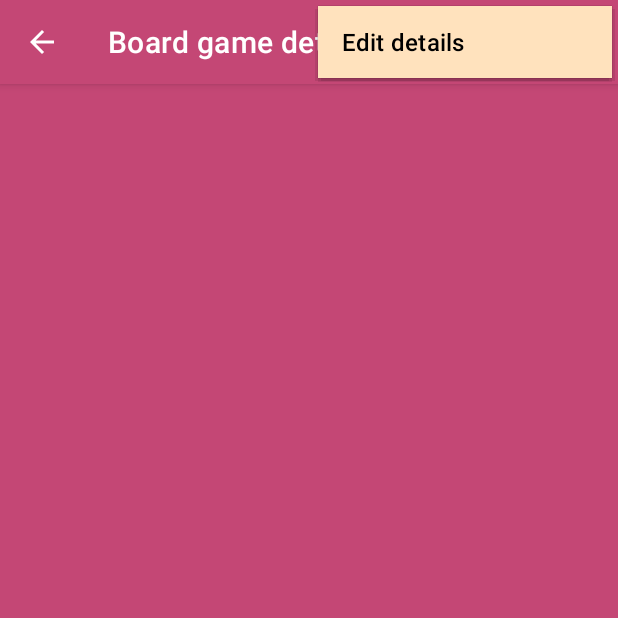
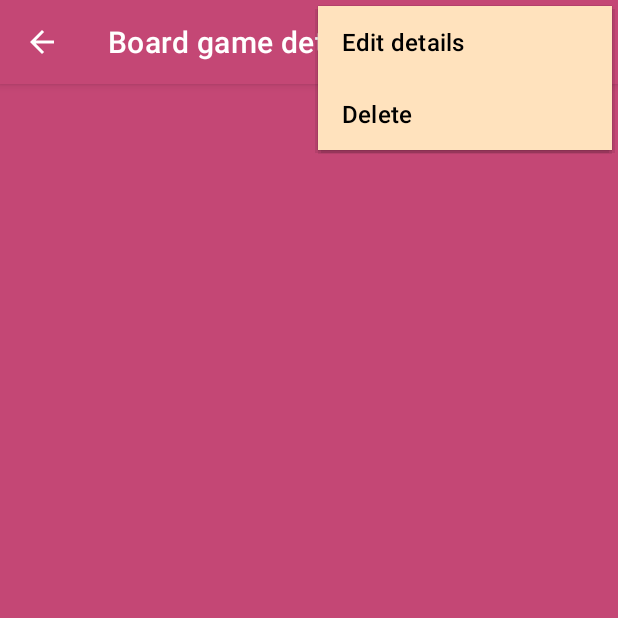
Before and after one commit to adam-handke/BoardGameCollector, an Android app: the DetailsActivity screen opened directly, with no data from a screen before it, with the options menu open, on a phone screen of 412 x 824 dp, the top half of it. Run offline under Robolectric (Android 15) with nearby library versions, the light colour scheme and no system bars.

Commit message:
add: delete board game option; foreign keys: on cascade delete

```diff
--- a/app/src/main/java/com/ubiquitous/boardgamecollector/DetailsActivity.kt
+++ b/app/src/main/java/com/ubiquitous/boardgamecollector/DetailsActivity.kt
@@ -122,6 +122,12 @@ class DetailsActivity : AppCompatActivity() {
                 startActivity(intent)
                 true
             }
+            R.id.delete -> {
+                val databaseHandler = DatabaseHandler.getInstance(this)
+                databaseHandler.deleteBoardGameByID(id)
+                onBackPressed()
+                true
+            }
             else -> super.onOptionsItemSelected(item)
         }
     }
@@ -134,6 +140,22 @@ class DetailsActivity : AppCompatActivity() {
         startActivity(intent)
     }
 
-    //TODO: on click actions specific for every row
-    //TODO: on return from EditActivity show a toast on the outcome
+    /*TODO: on click actions specific for every row:
+        name - copy to clipboard
+        original name - copy to clipboard
+        year - copy to clipboard
+        designers - copy to clipboard (or go to designers activity???)
+        artists - copy to clipboard (or go to artists activity???)
+        description - copy to clipboard
+        dates - copy to clipboard
+        prices - copy to clipboard
+        barcode - copy to clipboard
+        BGGID - open URL with that ID through a web browser
+        MPN - copy to clipboard
+        rank - rank history activity
+        baseExpansion status - copy to clipboard
+        comment - copy to clipboard
+        location - locations activity
+        location comment - copy to clipboard
+     */
 }
--- a/app/src/main/java/com/ubiquitous/boardgamecollector/MainActivity.kt
+++ b/app/src/main/java/com/ubiquitous/boardgamecollector/MainActivity.kt
@@ -107,7 +107,7 @@ class MainActivity : AppCompatActivity() {
         displayBoardGames()
 
         //TODO: blank table row for the case when there are no boardgames in the DB (click = add first)
-        //TODO: options menu: add from BGG, add without BGG, delete, BGG screen, locations screen
+        //TODO: options menu: add from BGG, add without BGG, BGG screen, locations screen
     }
 
     override fun onCreateOptionsMenu(menu: Menu?): Boolean {
--- a/app/src/main/res/menu/menu_details_activity.xml
+++ b/app/src/main/res/menu/menu_details_activity.xml
@@ -6,4 +6,7 @@
     <item
         android:id="@+id/edit"
         android:title="@string/edit" />
+    <item
+        android:id="@+id/delete"
+        android:title="@string/delete" />
 </menu>
--- a/app/src/main/res/values/strings.xml
+++ b/app/src/main/res/values/strings.xml
@@ -32,4 +32,5 @@
     <string name="detailsEditCancelled">Editing of the board game was cancelled!</string>
     <string name="hide_expansions">Hide expansions</string>
     <string name="nullName">Null</string>
+    <string name="delete">Delete</string>
 </resources>
```
Also changed, not shown: app/src/main/java/com/ubiquitous/boardgamecollector/DatabaseHandler.kt (+34 -13 lines), 2 other files.
